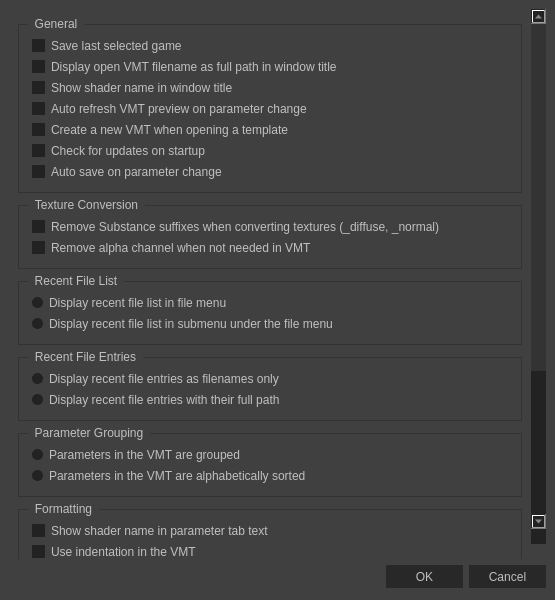
The window that ui/optionsdialog.ui (Dima-369/VMT-Editor) describes before a commit, drawn with Qt 5.
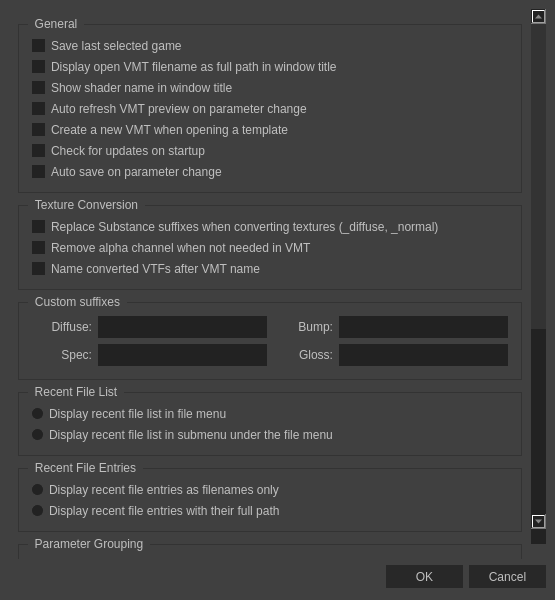
The same window after the commit. Icons and pictures are not drawn.

Commit message: Add more options for texture conversion

```diff
--- a/ui/optionsdialog.ui
+++ b/ui/optionsdialog.ui
@@ -801,7 +801,7 @@
            <x>0</x>
            <y>0</y>
            <width>522</width>
-           <height>825</height>
+           <height>940</height>
           </rect>
          </property>
          <layout class="QVBoxLayout" name="verticalLayout_2">
@@ -872,7 +872,7 @@
              <item>
               <widget class="QCheckBox" name="checkBox_removeSuffix">
                <property name="text">
-                <string>Remove Substance suffixes when converting textures (_diffuse, _normal)</string>
+                <string>Replace Substance suffixes when converting textures (_diffuse, _normal)</string>
                </property>
               </widget>
              </item>
@@ -882,6 +882,105 @@
                 <string>Remove alpha channel when not needed in VMT</string>
                </property>
               </widget>
+             </item>
+             <item>
+              <widget class="QCheckBox" name="checkBox_removeAlpha_2">
+               <property name="text">
+                <string>Name converted VTFs after VMT name</string>
+               </property>
+              </widget>
+             </item>
+            </layout>
+           </widget>
+          </item>
+          <item>
+           <widget class="QGroupBox" name="groupBox_2">
+            <property name="title">
+             <string>Custom suffixes</string>
+            </property>
+            <layout class="QVBoxLayout" name="verticalLayout_3">
+             <item>
+              <layout class="QGridLayout" name="gridLayout_3">
+               <property name="topMargin">
+                <number>0</number>
+               </property>
+               <item row="0" column="1">
+                <widget class="QLineEdit" name="lineEdit_suffixDiffuse"/>
+               </item>
+               <item row="0" column="2">
+                <widget class="QLabel" name="label_2">
+                 <property name="minimumSize">
+                  <size>
+                   <width>60</width>
+                   <height>0</height>
+                  </size>
+                 </property>
+                 <property name="text">
+                  <string>Bump:</string>
+                 </property>
+                 <property name="alignment">
+                  <set>Qt::AlignRight|Qt::AlignTrailing|Qt::AlignVCenter</set>
+                 </property>
+                </widget>
+               </item>
+               <item row="0" column="0">
+                <widget class="QLabel" name="label">
+                 <property name="minimumSize">
+                  <size>
+                   <width>60</width>
+                   <height>0</height>
+                  </size>
+                 </property>
+                 <property name="text">
+                  <string>Diffuse:</string>
+                 </property>
+                 <property name="alignment">
+                  <set>Qt::AlignRight|Qt::AlignTrailing|Qt::AlignVCenter</set>
+                 </property>
+                </widget>
+               </item>
+               <item row="0" column="3">
+                <widget class="QLineEdit" name="lineEdit_suffixBump"/>
+               </item>
+               <item row="1" column="3">
+                <widget class="QLineEdit" name="lineEdit_suffixGloss"/>
+               </item>
+               <item row="1" column="2">
+                <widget class="QLabel" name="label_7">
+                 <property name="minimumSize">
+                  <size>
+                   <width>60</width>
+                   <height>0</height>
+                  </size>
+                 </property>
+                 <property name="text">
+                  <string>Gloss:</string>
+                 </property>
+                 <property name="alignment">
+                  <set>Qt::AlignRight|Qt::AlignTrailing|Qt::AlignVCenter</set>
+                 </property>
+                </widget>
+               </item>
+               <item row="1" column="0">
+                <widget class="QLabel" name="label_5">
+                 <property name="minimumSize">
+                  <size>
+                   <width>60</width>
+                   <height>0</height>
+                  </size>
+                 </property>
+                 <property name="text">
+                  <string>Spec:</string>
+                 </property>
+                 <property name="alignment">
+                  <set>Qt::AlignRight|Qt::AlignTrailing|Qt::AlignVCenter</set>
+                 </property>
+                </widget>
+               </item>
+               <item row="1" column="1">
+                <widget class="QLineEdit" name="lineEdit_suffixSpec"/>
+               </item>
+              </layout>
              </item>
             </layout>
            </widget>
```
The commit also changes 1 other file.
